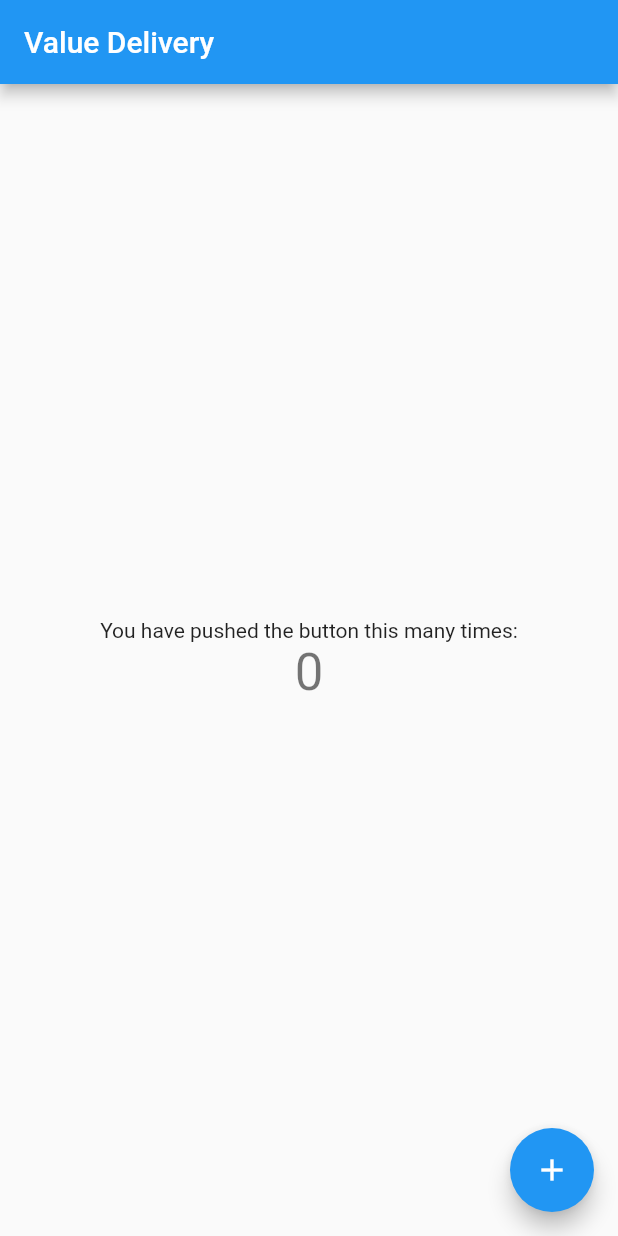
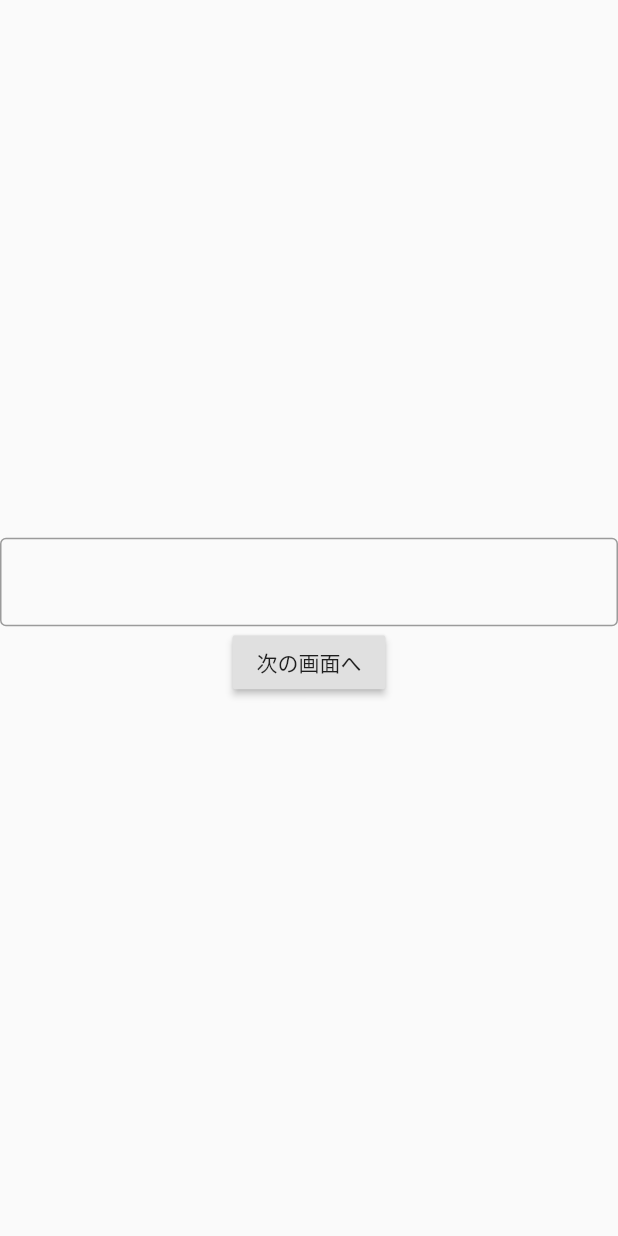
Before and after one commit to selfstudymaster/value_delivery_flutter_app, a Flutter app: the screen it shows after launch, on a phone screen of 412 x 824 dp. Run offline on Flutter 3.47's test engine with Material 2 defaults, Android fonts, the phone set to English and light mode, and no system bars.

Commit message:
Add home_screen and next_screen

```diff
--- /dev/null
+++ b/value_delivery_flutter_app/lib/home_screen.dart
@@ -0,0 +1,40 @@
+import 'package:flutter/material.dart';
+import 'next_screen.dart';
+
+class HomeScreen extends StatelessWidget {
+  final TextEditingController inputText = TextEditingController();
+
+  @override
+  Widget build(BuildContext context) {
+    return Scaffold(
+      body: Center(
+        child: Column(
+          mainAxisAlignment: MainAxisAlignment.center,
+          children: <Widget>[
+            TextFormField(
+              controller: inputText,
+              decoration: InputDecoration(
+                border: OutlineInputBorder(),
+              ),
+            ),
+            RaisedButton(
+              child: Text("次の画面へ"),
+              onPressed: () => _nextScreen(context),
+            ),
+          ],
+        ),
+      ),
+    );
+  }
+
+  // 画面遷移
+  _nextScreen(BuildContext context) {
+    Navigator.push(
+      context,
+      MaterialPageRoute(
+        builder: (context) => NextScreen(inputText: inputText.text,
+        ),
+      ),
+    );
+  }
+}
--- a/value_delivery_flutter_app/lib/main.dart
+++ b/value_delivery_flutter_app/lib/main.dart
@@ -1,117 +1,58 @@
 import 'package:flutter/material.dart';
+import 'home_screen.dart';
 
-void main() {
-  runApp(MyApp());
-}
+void main() => runApp(MyApp());
 
 class MyApp extends StatelessWidget {
-  // This widget is the root of your application.
   @override
   Widget build(BuildContext context) {
     return MaterialApp(
-      title: 'value delivery',
-      theme: ThemeData(
-        // This is the theme of your application.
-        //
-        // Try running your application with "flutter run". You'll see the
-        // application has a blue toolbar. Then, without quitting the app, try
-        // changing the primarySwatch below to Colors.green and then invoke
-        // "hot reload" (press "r" in the console where you ran "flutter run",
-        // or simply save your changes to "hot reload" in a Flutter IDE).
-        // Notice that the counter didn't reset back to zero; the application
-        // is not restarted.
-        primarySwatch: Colors.blue,
-        // This makes the visual density adapt to the platform that you run
-        // the app on. For desktop platforms, the controls will be smaller and
-        // closer together (more dense) than on mobile platforms.
-        visualDensity: VisualDensity.adaptivePlatformDensity,
+      debugShowCheckedModeBanner: false,
+      title: "ホーム画面",
+      home: HomeScreen(),
+    );
+  }
+}
+/*
+class HomeScreen extends StatelessWidget {
+  @override
+  Widget build(BuildContext context) {
+    return Scaffold(
+      appBar: AppBar(
+        title: Text("ホーム画面"),
+        centerTitle: true,
       ),
-      home: MyHomePage(title: 'Value Delivery'),
+      body: Center(
+        home: HomeScreen(),
+        child: RaisedButton(
+          child: Text("次の画面に遷移します"),
+          onPressed: () {
+            Navigator.push(
+              context,
+              MaterialPageRoute(
+                builder: (context) => NextScreen(),
+              ),
+            );
+          },
+        ),
+      ),
     );
   }
 }
 
-class MyHomePage extends StatefulWidget {
-  MyHomePage({Key key, this.title}) : super(key: key);
-
-  // This widget is the home page of your application. It is stateful, meaning
-  // that it has a State object (defined below) that contains fields that affect
-  // how it looks.
-
-  // This class is the configuration for the state. It holds the values (in this
-  // case the title) provided by the parent (in this case the App widget) and
-  // used by the build method of the State. Fields in a Widget subclass are
-  // always marked "final".
-
-  final String title;
-
-  @override
-  _MyHomePageState createState() => _MyHomePageState();
-}
-
-class _MyHomePageState extends State<MyHomePage> {
-  int _counter = 0;
-
-  void _incrementCounter() {
-    setState(() {
-      // This call to setState tells the Flutter framework that something has
-      // changed in this State, which causes it to rerun the build method below
-      // so that the display can reflect the updated values. If we changed
-      // _counter without calling setState(), then the build method would not be
-      // called again, and so nothing would appear to happen.
-      _counter++;
-    });
-  }
-
+// next screen
+class NextScreen extends StatelessWidget {
   @override
   Widget build(BuildContext context) {
-    // This method is rerun every time setState is called, for instance as done
-    // by the _incrementCounter method above.
-    //
-    // The Flutter framework has been optimized to make rerunning build methods
-    // fast, so that you can just rebuild anything that needs updating rather
-    // than having to individually change instances of widgets.
     return Scaffold(
       appBar: AppBar(
-        // Here we take the value from the MyHomePage object that was created by
-        // the App.build method, and use it to set our appbar title.
-        title: Text(widget.title),
+        title: Text("次の画面"),
+        centerTitle: true,
       ),
       body: Center(
-        // Center is a layout widget. It takes a single child and positions it
-        // in the middle of the parent.
-        child: Column(
-          // Column is also a layout widget. It takes a list of children and
-          // arranges them vertically. By default, it sizes itself to fit its
-          // children horizontally, and tries to be as tall as its parent.
-          //
-          // Invoke "debug painting" (press "p" in the console, choose the
-          // "Toggle Debug Paint" action from the Flutter Inspector in Android
-          // Studio, or the "Toggle Debug Paint" command in Visual Studio Code)
-          // to see the wireframe for each widget.
-          //
-          // Column has various properties to control how it sizes itself and
-          // how it positions its children. Here we use mainAxisAlignment to
-          // center the children vertically; the main axis here is the vertical
-          // axis because Columns are vertical (the cross axis would be
-          // horizontal).
-          mainAxisAlignment: MainAxisAlignment.center,
-          children: <Widget>[
-            Text(
-              'You have pushed the button this many times:',
-            ),
-            Text(
-              '$_counter',
-              style: Theme.of(context).textTheme.headline4,
-            ),
-          ],
-        ),
+        child: Text("次の画面にきました！"),
       ),
-      floatingActionButton: FloatingActionButton(
-        onPressed: _incrementCounter,
-        tooltip: 'Increment',
-        child: Icon(Icons.add),
-      ), // This trailing comma makes auto-formatting nicer for build methods.
     );
   }
 }
+*/
--- a/value_delivery_flutter_app/pubspec.yaml
+++ b/value_delivery_flutter_app/pubspec.yaml
@@ -23,7 +23,7 @@ environment:
 dependencies:
   flutter:
     sdk: flutter
-
+  oktoast: ^2.3.2
 
   # The following adds the Cupertino Icons font to your application.
   # Use with the CupertinoIcons class for iOS style icons.
```
Also changed, not shown: value_delivery_flutter_app/lib/next_screen.dart (added, +46 -0 lines), value_delivery_flutter_app/pubspec.lock.
